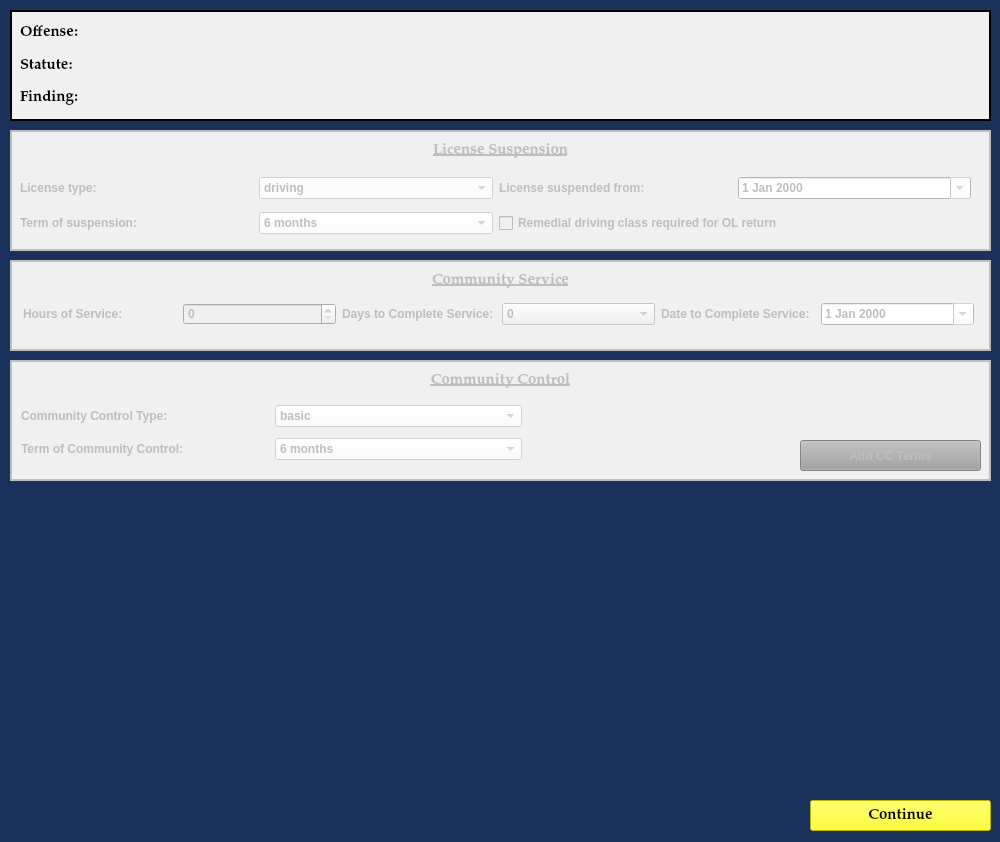
This is resources/ui/AddConditionsDialog.ui in HunterProgram22/MuniEntry as Qt 5 draws it before an edit. The edited form follows.
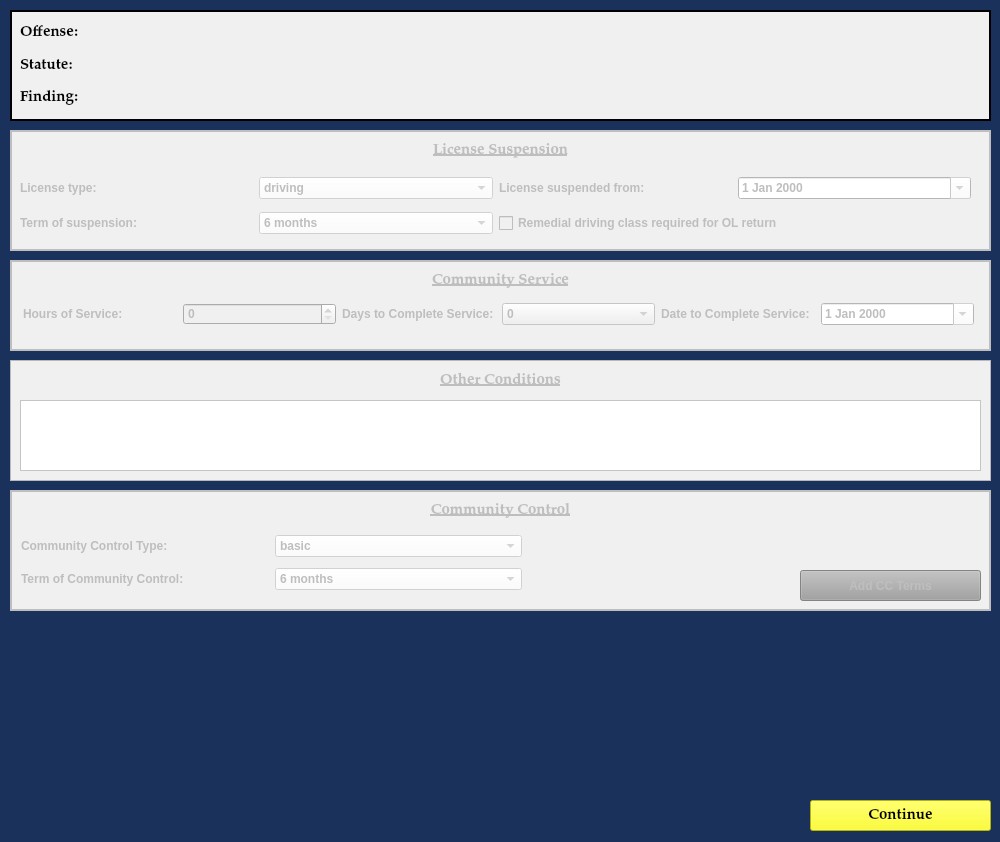
This is the edited form.

```diff
--- a/resources/ui/AddConditionsDialog.ui
+++ b/resources/ui/AddConditionsDialog.ui
@@ -311,7 +311,7 @@
      <set>Qt::AlignCenter</set>
     </property>
    </widget>
-   <widget class="QWidget" name="">
+   <widget class="QWidget" name="layoutWidget">
     <property name="geometry">
      <rect>
       <x>10</x>
@@ -547,7 +547,7 @@
     </layout>
    </widget>
   </widget>
-  <widget class="QFrame" name="community_control_frame">
+  <widget class="QFrame" name="other_conditions_frame">
    <property name="enabled">
     <bool>false</bool>
    </property>
@@ -555,6 +555,67 @@
     <rect>
      <x>10</x>
      <y>360</y>
+     <width>981</width>
+     <height>121</height>
+    </rect>
+   </property>
+   <property name="styleSheet">
+    <string notr="true">background-color: rgb(240, 240, 240);</string>
+   </property>
+   <property name="frameShape">
+    <enum>QFrame::StyledPanel</enum>
+   </property>
+   <property name="frameShadow">
+    <enum>QFrame::Raised</enum>
+   </property>
+   <widget class="QLabel" name="label_28">
+    <property name="geometry">
+     <rect>
+      <x>10</x>
+      <y>10</y>
+      <width>961</width>
+      <height>21</height>
+     </rect>
+    </property>
+    <property name="font">
+     <font>
+      <family>Palatino Linotype</family>
+      <pointsize>11</pointsize>
+      <weight>75</weight>
+      <italic>false</italic>
+      <bold>true</bold>
+      <underline>true</underline>
+     </font>
+    </property>
+    <property name="text">
+     <string>Other Conditions</string>
+    </property>
+    <property name="alignment">
+     <set>Qt::AlignCenter</set>
+    </property>
+   </widget>
+   <widget class="QPlainTextEdit" name="other_conditions_plainTextEdit">
+    <property name="geometry">
+     <rect>
+      <x>10</x>
+      <y>40</y>
+      <width>961</width>
+      <height>71</height>
+     </rect>
+    </property>
+    <property name="styleSheet">
+     <string notr="true">background-color: rgb(255, 255, 255);</string>
+    </property>
+   </widget>
+  </widget>
+  <widget class="QFrame" name="community_control_frame">
+   <property name="enabled">
+    <bool>false</bool>
+   </property>
+   <property name="geometry">
+    <rect>
+     <x>10</x>
+     <y>490</y>
      <width>981</width>
      <height>121</height>
     </rect>
```
